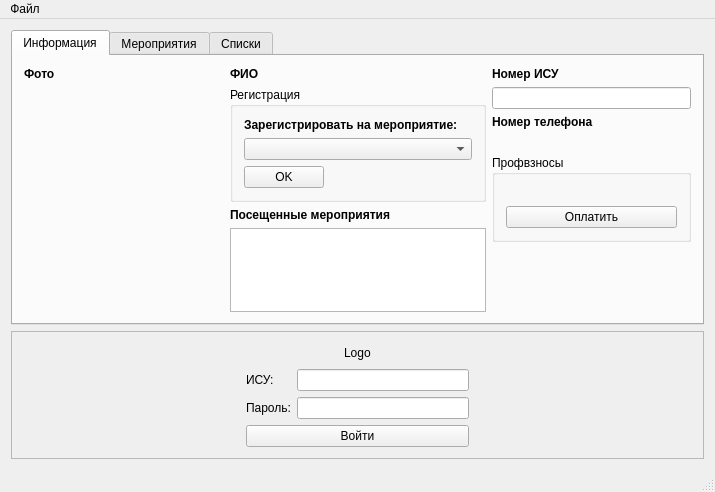
Before: the Qt Designer form profcom_cards/profkom.ui in egornevezhin/profcom_cards, drawn with Qt 5.
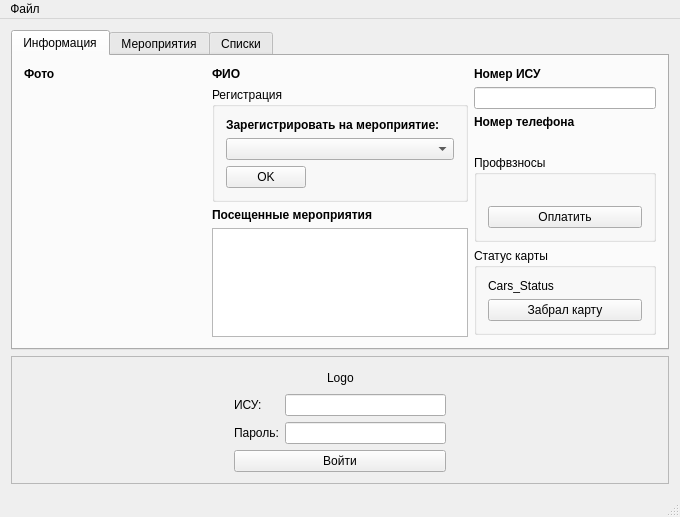
After: the same form once the commit is applied.

Commit message:
Статус Карты + Сервер Копытя
статус карты:
0 - не подавал заявку
1 - Подал заявку не получил
2 - Получил карту

What changed in the file:
```diff
--- a/profcom_cards/profkom.ui
+++ b/profcom_cards/profkom.ui
@@ -9,7 +9,7 @@
    <rect>
     <x>0</x>
     <y>0</y>
-    <width>715</width>
+    <width>680</width>
     <height>484</height>
    </rect>
   </property>
@@ -17,7 +17,7 @@
    <string>Profkom</string>
   </property>
   <widget class="QWidget" name="centralWidget">
-   <layout class="QVBoxLayout" name="verticalLayout_9">
+   <layout class="QVBoxLayout" name="verticalLayout_10">
     <item>
      <widget class="QTabWidget" name="tabWidget">
       <property name="toolTip">
@@ -257,6 +257,29 @@
             </layout>
            </widget>
           </item>
+          <item>
+           <widget class="QGroupBox" name="groupBox_3">
+            <property name="title">
+             <string>Статус карты</string>
+            </property>
+            <layout class="QVBoxLayout" name="verticalLayout_9">
+             <item>
+              <widget class="QLabel" name="labelStatusCard">
+               <property name="text">
+                <string>Cars_Status</string>
+               </property>
+              </widget>
+             </item>
+             <item>
+              <widget class="QPushButton" name="pushButtonStatusCard">
+               <property name="text">
+                <string>Забрал карту</string>
+               </property>
+              </widget>
+             </item>
+            </layout>
+           </widget>
+          </item>
           <item>
            <spacer name="verticalSpacer_3">
             <property name="orientation">
@@ -625,7 +648,7 @@
     <rect>
      <x>0</x>
      <y>0</y>
-     <width>715</width>
+     <width>680</width>
      <height>21</height>
     </rect>
    </property>
```
The commit also changes 1 other file.
